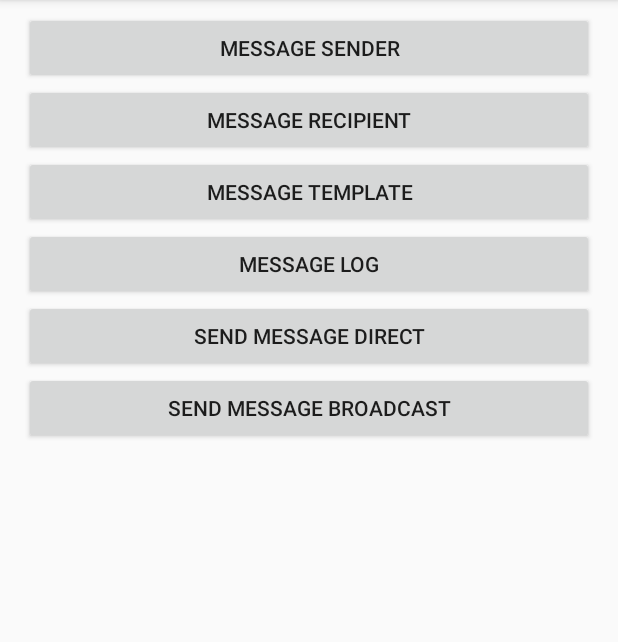
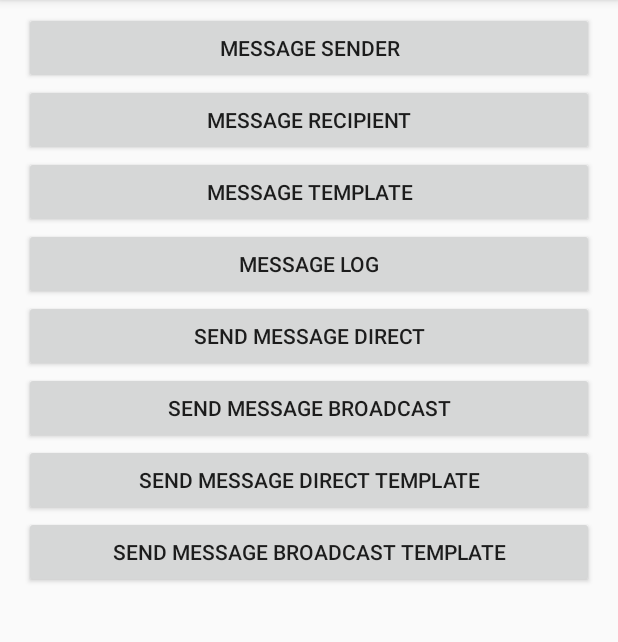
Before and after one commit to apigoid/Apigo-Android, an Android app: the screen it shows after launch (MainActivity), on a phone screen of 412 x 824 dp, the part 84-726 px from its top. Run offline under Robolectric (Android 15) with nearby library versions, the phone set to English and light mode, and no system bars; libraries missing offline, so code that uses them is left out: com.mesosfer, id.apigo; 2 statements that could not run were skipped.

Commit message:
Update Messaging

```diff
--- a/app/src/main/res/layout/activity_main.xml
+++ b/app/src/main/res/layout/activity_main.xml
@@ -46,4 +46,16 @@
         android:layout_width="match_parent"
         android:layout_height="wrap_content" />
 
+    <Button
+        android:id="@+id/buttonSendMessageDirectTemplate"
+        android:text="@string/label_send_message_direct_template"
+        android:layout_width="match_parent"
+        android:layout_height="wrap_content" />
+
+    <Button
+        android:id="@+id/buttonSendMessageBroadcastTemplate"
+        android:text="@string/label_send_message_broadcast_template"
+        android:layout_width="match_parent"
+        android:layout_height="wrap_content" />
+
 </LinearLayout>
--- a/app/src/main/res/values/strings.xml
+++ b/app/src/main/res/values/strings.xml
@@ -6,4 +6,6 @@
     <string name="label_log">Message Log</string>
     <string name="label_send_message_direct">Send Message Direct</string>
     <string name="label_send_message_broadcast">Send Message Broadcast</string>
+    <string name="label_send_message_direct_template">Send Message Direct Template</string>
+    <string name="label_send_message_broadcast_template">Send Message Broadcast Template</string>
 </resources>
```
Also changed, not shown: app/src/main/java/id/apigo/starter/MainActivity.java (+33 -3 lines), 1 other file.
